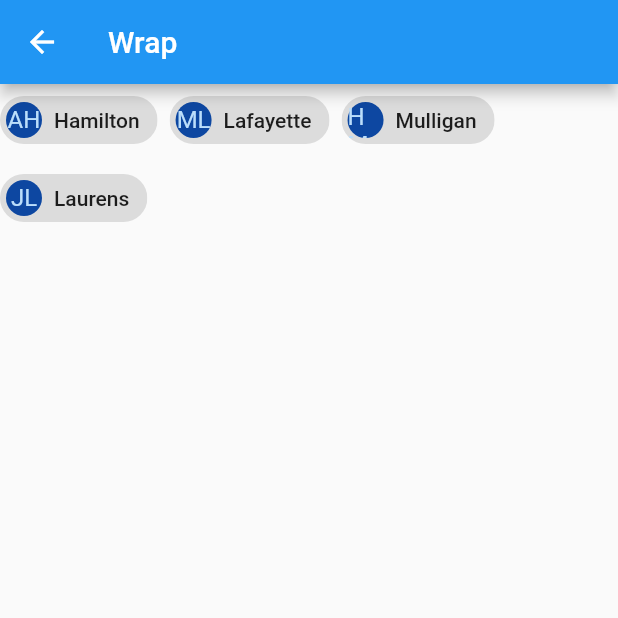
After one commit to flutteryou/widget_catalog, a Flutter app: the WrapDemo screen opened directly, on a phone screen of 412 x 824 dp, the top half of it. The commit adds this screen. Run offline on Flutter 3.47's test engine with Material 2 defaults, Android fonts, the phone set to English and light mode, and no system bars; our stand-ins replace shared_preferences; accounts and stored records are empty.

Commit message:
add wrap

```diff
--- /dev/null
+++ b/lib/layout/single_child/wrap_demo.dart
@@ -0,0 +1,45 @@
+import 'package:flutter/material.dart';
+
+/// https://api.flutter.dev/flutter/widgets/Wrap-class.html
+class WrapDemo extends StatelessWidget {
+  @override
+  Widget build(BuildContext context) {
+    return Scaffold(
+      appBar: AppBar(
+        title: Text('Wrap'),
+      ),
+      body: _buildBody(context),
+    );
+  }
+
+  Widget _buildBody(BuildContext context) {
+    return Wrap(
+      spacing: 8.0, // gap between adjacent chips
+      runSpacing: 4.0, // gap between lines
+      children: [
+        Chip(
+          avatar: CircleAvatar(
+            backgroundColor: Colors.blue.shade900,
+            child: Text('AH'),
+          ),
+          label: Text('Hamilton'),
+        ),
+        Chip(
+          avatar: CircleAvatar(
+              backgroundColor: Colors.blue.shade900, child: Text('ML')),
+          label: Text('Lafayette'),
+        ),
+        Chip(
+          avatar: CircleAvatar(
+              backgroundColor: Colors.blue.shade900, child: Text('HM')),
+          label: Text('Mulligan'),
+        ),
+        Chip(
+          avatar: CircleAvatar(
+              backgroundColor: Colors.blue.shade900, child: Text('JL')),
+          label: Text('Laurens'),
+        ),
+      ],
+    );
+  }
+}
```
Also changed, not shown: lib/common/single_choice_page.dart (added, +31 -0 lines), lib/layout_page.dart (+27 -7 lines).
